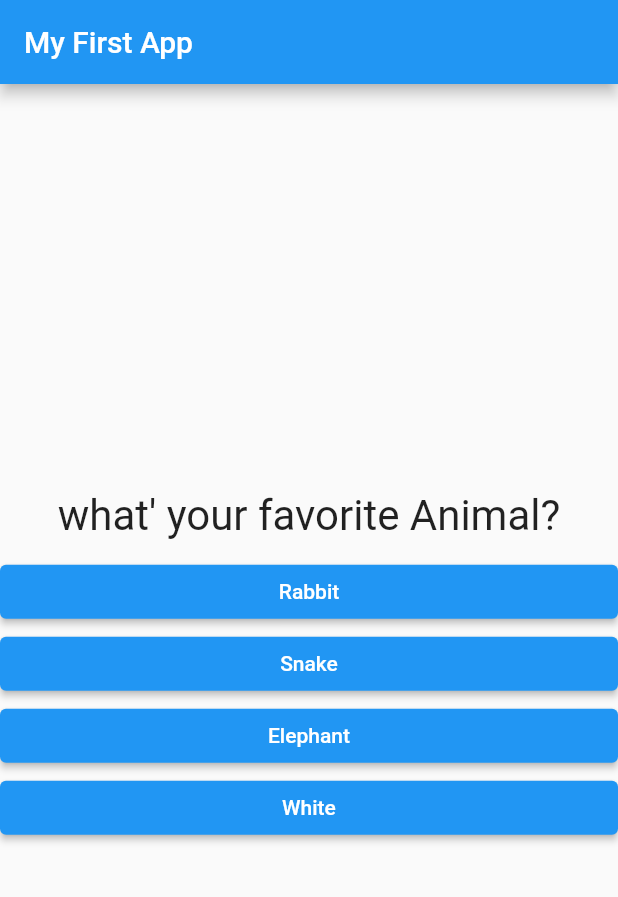
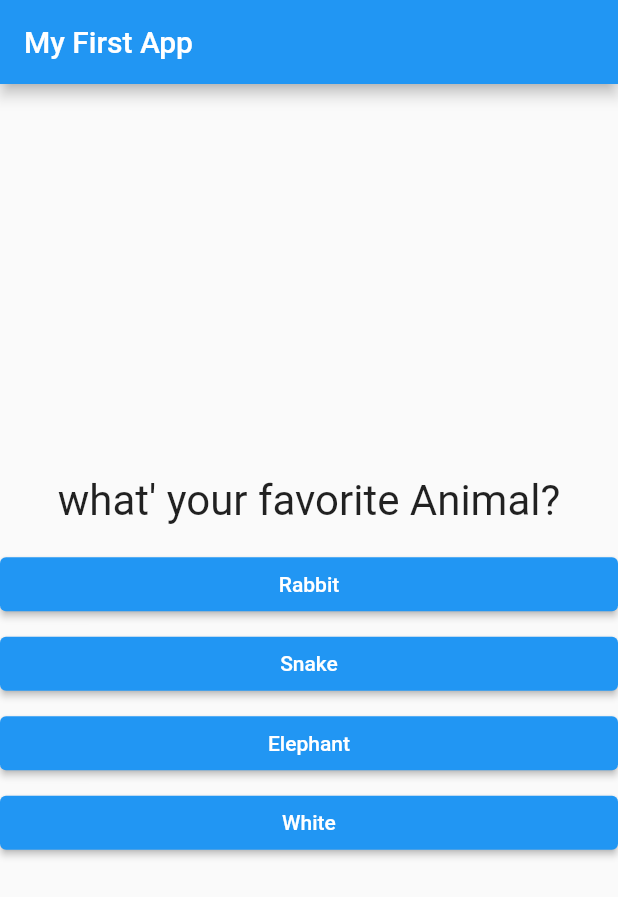
Before and after one commit to alldone03/Course-Flutter-1, a Flutter app: the screen it shows after launch, after a tap on "Black", on a phone screen of 412 x 824 dp. Shown: the top 897 px of the screen. Run offline on Flutter 3.47's test engine with Material 2 defaults, Android fonts, the phone set to English and light mode, and no system bars.

```diff
--- a/lib/main.dart
+++ b/lib/main.dart
@@ -1,6 +1,8 @@
 import 'package:flutter/material.dart';
 import 'package:flutter/rendering.dart';
 import 'package:flutter_complete_guide/answer.dart';
+import 'package:flutter_complete_guide/quiz.dart';
+import 'package:flutter_complete_guide/result.dart';
 
 import './question.dart';
 
@@ -16,18 +18,33 @@ class MyApp extends StatefulWidget {
 class _MyAppState extends State<MyApp> {
   var _questionIndex = 0;
 
-  var questions = [
+  final _questions = const [
     {
       'questionText': 'what\' your favorite color?',
-      'answer': ['Black', 'Red', 'Green', 'White'],
+      'answer': [
+        {'text': 'Black', 'score': 10},
+        {'text': 'Red', 'score': 7},
+        {'text': 'Green', 'score': 4},
+        {'text': 'White', 'score': 10},
+      ],
     },
     {
       'questionText': 'what\' your favorite Animal?',
-      'answer': ['Rabbit', 'Snake', 'Elephant', 'White'],
+      'answer': [
+        {'text': 'Rabbit', 'score': 6},
+        {'text': 'Snake', 'score': 3},
+        {'text': 'Elephant', 'score': 8},
+        {'text': 'White', 'score': 3},
+      ],
     },
     {
       'questionText': 'what\' your favorite Instructor?',
-      'answer': ['Max', 'Max', 'Max', 'Max'],
+      'answer': [
+        {'text': 'Max', 'score': 6},
+        {'text': 'Max', 'score': 3},
+        {'text': 'Max', 'score': 8},
+        {'text': 'Max', 'score': 4},
+      ],
     },
   ];
 
@@ -35,6 +52,13 @@ class _MyAppState extends State<MyApp> {
     setState(() {
       _questionIndex += 1;
     });
+    print(_questionIndex);
+
+    if (_questionIndex < _questions.length) {
+      print("we more hve question ");
+    } else {
+      print("No more question");
+    }
     // print("Aswer chosen! $_questionIndex");
   }
 
@@ -50,23 +74,12 @@ class _MyAppState extends State<MyApp> {
           appBar: AppBar(
             title: Text("My First App"),
           ),
-          body: _questionIndex < questions.length
-              ? Column(
-                  mainAxisAlignment: MainAxisAlignment.center,
-                  children: [
-                    Question(
-                      questions[_questionIndex]["questionText"].toString(),
-                    ),
-                    ...(questions[_questionIndex]['answer'] as List<String>)
-                        .map((question) {
-                      return Answer(
-                        selectHandler: answerQuestion,
-                        answerText: question,
-                      );
-                    }).toList(),
-                  ],
-                )
-              : Center(child: Text("hello"))),
+          body: _questionIndex < _questions.length
+              ? Quiz(
+                  questions: _questions,
+                  answerQuestion: answerQuestion,
+                  questionIndex: _questionIndex)
+              : Center(child: Result())),
     );
   }
 }
--- /dev/null
+++ b/lib/quiz.dart
@@ -0,0 +1,40 @@
+import 'package:flutter/material.dart';
+import './answer.dart';
+import './question.dart';
+
+class Quiz extends StatelessWidget {
+  final List<Map<String, Object>> questions;
+  final VoidCallback answerQuestion;
+  final int questionIndex;
+
+  Quiz(
+      {required this.questions,
+      required this.answerQuestion,
+      required this.questionIndex});
+
+  @override
+  Widget build(BuildContext context) {
+    return Column(
+      mainAxisAlignment: MainAxisAlignment.center,
+      children: [
+        Question(
+          (questions[questionIndex]["questionText"] as String),
+        ),
+        ...(questions[questionIndex]['answer'] as List<Map<String, Object>>)
+            .map((question) {
+          return Column(
+            children: [
+              SizedBox(
+                height: 5,
+              ),
+              Answer(
+                selectHandler: answerQuestion,
+                answerText: (question['text'] as String),
+              ),
+            ],
+          );
+        }).toList(),
+      ],
+    );
+  }
+}
--- /dev/null
+++ b/lib/result.dart
@@ -0,0 +1,10 @@
+import 'package:flutter/material.dart';
+
+class Result extends StatelessWidget {
+  @override
+  Widget build(BuildContext context) {
+    return Container(
+      child: Text("yey selesai"),
+    );
+  }
+}
```
